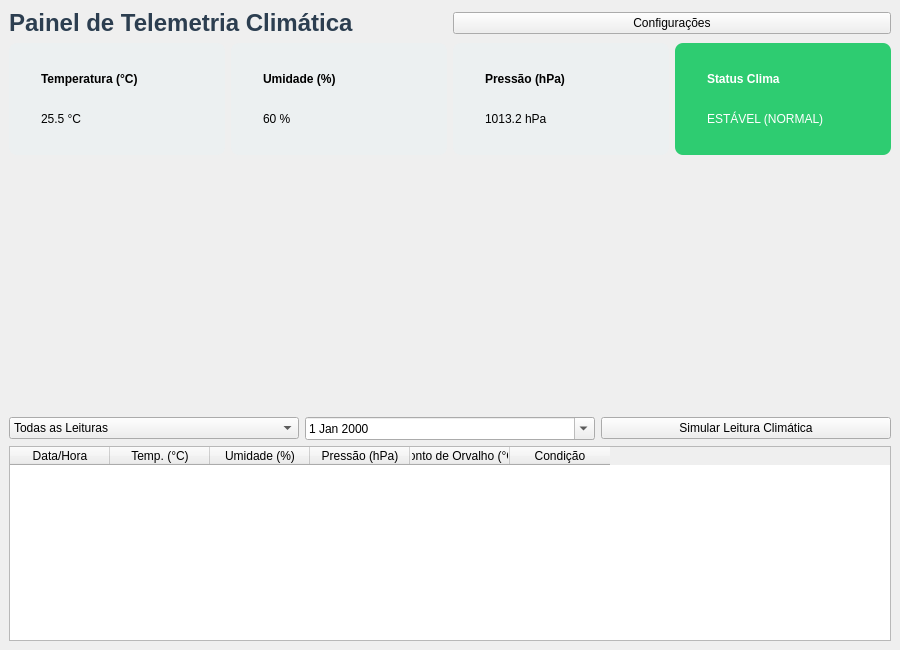
Before: the Qt Designer form ui/main_window.ui in Zyraxzz/SistemTemp, drawn with Qt 5.
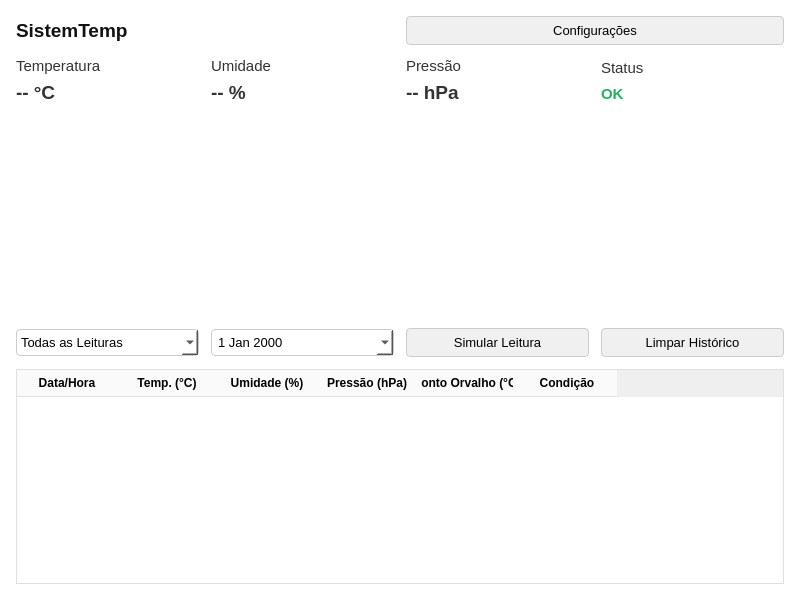
After: the same form once the commit is applied. Custom widgets are drawn as their Qt base class.

Commit message: fix: melhorias de interface (feitas pelo claude code)

Diff of the .ui file:
```diff
--- a/ui/main_window.ui
+++ b/ui/main_window.ui
@@ -3,96 +3,104 @@
  <class>MainWindow</class>
  <widget class="QMainWindow" name="MainWindow">
   <property name="geometry">
-   <rect><x>0</x><y>0</y><width>900</width><height>650</height></rect>
+   <rect><x>0</x><y>0</y><width>800</width><height>600</height></rect>
   </property>
   <property name="windowTitle">
-   <string>SistemTemp - Monitor Climático</string>
+   <string>SistemTemp</string>
+  </property>
+  <property name="styleSheet">
+   <string notr="true">
+    QMainWindow { background-color: #FFFFFF; }
+    QLabel { color: #333333; font-size: 11pt; }
+    QPushButton { background-color: #F0F0F0; border: 1px solid #CCCCCC; border-radius: 4px; padding: 6px 12px; font-size: 10pt; }
+    QPushButton:hover { background-color: #E5E5E5; }
+    QComboBox, QDateEdit { border: 1px solid #CCCCCC; border-radius: 4px; padding: 4px; font-size: 10pt; background: #FFFFFF; }
+    QTableWidget { border: 1px solid #E0E0E0; gridline-color: #F0F0F0; font-size: 10pt; background-color: #FFFFFF; }
+    QHeaderView::section { background-color: #FAFAFA; border: none; border-bottom: 1px solid #E0E0E0; font-weight: bold; padding: 4px; }
+   </string>
   </property>
   <widget class="QWidget" name="centralwidget">
    <layout class="QVBoxLayout" name="verticalLayout">
+    <property name="spacing"><number>12</number></property>
+    <property name="leftMargin"><number>16</number></property>
+    <property name="topMargin"><number>16</number></property>
+    <property name="rightMargin"><number>16</number></property>
+    <property name="bottomMargin"><number>16</number></property>
+
     <item>
      <layout class="QHBoxLayout" name="headerLayout">
       <item>
        <widget class="QLabel" name="lblTitulo">
         <property name="styleSheet">
-         <string notr="true">font-size: 18pt; font-weight: bold; color: #2C3E50;</string>
+         <string notr="true">font-size: 14pt; font-weight: bold; color: #111111;</string>
         </property>
-        <property name="text">
-         <string>Painel de Telemetria Climática</string>
-        </property>
+        <property name="text"><string>SistemTemp</string></property>
        </widget>
       </item>
       <item>
        <widget class="QPushButton" name="btnConfig">
-        <property name="text">
-         <string>Configurações</string>
-        </property>
+        <property name="text"><string>Configurações</string></property>
        </widget>
       </item>
      </layout>
     </item>
+
     <item>
      <layout class="QHBoxLayout" name="cardsLayout">
       <item>
        <widget class="QFrame" name="cardTemperatura">
-        <property name="styleSheet">
-         <string notr="true">background-color: #ECF0F1; border-radius: 8px; padding: 10px;</string>
-        </property>
         <layout class="QVBoxLayout" name="v1">
-         <item><widget class="QLabel" name="l1"><property name="text"><string>&lt;b&gt;Temperatura (°C)&lt;/b&gt;</string></property></widget></item>
-         <item><widget class="QLabel" name="lblTemperatura"><property name="text"><string>25.5 °C</string></property></widget></item>
+         <property name="margin"><number>0</number></property>
+         <item><widget class="QLabel" name="l1"><property name="text"><string>Temperatura</string></property></widget></item>
+         <item><widget class="QLabel" name="lblTemperatura"><property name="styleSheet"><string>font-size: 14pt; font-weight: bold;</string></property><property name="text"><string>-- °C</string></property></widget></item>
         </layout>
        </widget>
       </item>
       <item>
        <widget class="QFrame" name="cardUmidade">
-        <property name="styleSheet">
-         <string notr="true">background-color: #ECF0F1; border-radius: 8px; padding: 10px;</string>
-        </property>
         <layout class="QVBoxLayout" name="v2">
-         <item><widget class="QLabel" name="l2"><property name="text"><string>&lt;b&gt;Umidade (%)&lt;/b&gt;</string></property></widget></item>
-         <item><widget class="QLabel" name="lblUmidade"><property name="text"><string>60 %</string></property></widget></item>
+         <property name="margin"><number>0</number></property>
+         <item><widget class="QLabel" name="l2"><property name="text"><string>Umidade</string></property></widget></item>
+         <item><widget class="QLabel" name="lblUmidade"><property name="styleSheet"><string>font-size: 14pt; font-weight: bold;</string></property><property name="text"><string>-- %</string></property></widget></item>
         </layout>
        </widget>
       </item>
       <item>
        <widget class="QFrame" name="cardPressao">
-        <property name="styleSheet">
-         <string notr="true">background-color: #ECF0F1; border-radius: 8px; padding: 10px;</string>
-        </property>
         <layout class="QVBoxLayout" name="v3">
-         <item><widget class="QLabel" name="l3"><property name="text"><string>&lt;b&gt;Pressão (hPa)&lt;/b&gt;</string></property></widget></item>
-         <item><widget class="QLabel" name="lblPressao"><property name="text"><string>1013.2 hPa</string></property></widget></item>
+         <property name="margin"><number>0</number></property>
+         <item><widget class="QLabel" name="l3"><property name="text"><string>Pressão</string></property></widget></item>
+         <item><widget class="QLabel" name="lblPressao"><property name="styleSheet"><string>font-size: 14pt; font-weight: bold;</string></property><property name="text"><string>-- hPa</string></property></widget></item>
         </layout>
        </widget>
       </item>
       <item>
        <widget class="QFrame" name="cardAlerta">
-        <property name="styleSheet">
-         <string notr="true">background-color: #2ECC71; border-radius: 8px; padding: 10px; color: white;</string>
-        </property>
         <layout class="QVBoxLayout" name="v4">
-         <item><widget class="QLabel" name="l4"><property name="text"><string>&lt;b&gt;Status Clima&lt;/b&gt;</string></property></widget></item>
-         <item><widget class="QLabel" name="lblStatusAlerta"><property name="text"><string>ESTÁVEL (NORMAL)</string></property></widget></item>
+         <property name="margin"><number>0</number></property>
+         <item><widget class="QLabel" name="l4"><property name="text"><string>Status</string></property></widget></item>
+         <item><widget class="QLabel" name="lblStatusAlerta"><property name="styleSheet"><string>font-weight: bold; color: #27AE60;</string></property><property name="text"><string>OK</string></property></widget></item>
         </layout>
        </widget>
       </item>
      </layout>
     </item>
+
     <item>
      <widget class="PlotWidget" name="graphWidget" native="true">
       <property name="minimumSize">
-       <size><width>0</width><height>250</height></size>
+       <size><width>0</width><height>200</height></size>
       </property>
      </widget>
     </item>
+
     <item>
      <layout class="QHBoxLayout" name="filterLayout">
       <item>
        <widget class="QComboBox" name="cbFiltro">
         <item><property name="text"><string>Todas as Leituras</string></property></item>
-        <item><property name="text"><string>Alertas de Temp. Alta (&gt;30°C)</string></property></item>
-        <item><property name="text"><string>Alertas de Temp. Baixa (&lt;15°C)</string></property></item>
+        <item><property name="text"><string>Temp. Alta (&gt;30°C)</string></property></item>
+        <item><property name="text"><string>Temp. Baixa (&lt;15°C)</string></property></item>
        </widget>
       </item>
       <item>
@@ -102,18 +110,24 @@
       </item>
       <item>
        <widget class="QPushButton" name="btnRegistrar">
-        <property name="text"><string>Simular Leitura Climática</string></property>
+        <property name="text"><string>Simular Leitura</string></property>
+       </widget>
+      </item>
+      <item>
+       <widget class="QPushButton" name="btnLimparTudo">
+        <property name="text"><string>Limpar Histórico</string></property>
        </widget>
       </item>
      </layout>
     </item>
+
     <item>
      <widget class="QTableWidget" name="tableHistorico">
       <column><property name="text"><string>Data/Hora</string></property></column>
       <column><property name="text"><string>Temp. (°C)</string></property></column>
       <column><property name="text"><string>Umidade (%)</string></property></column>
       <column><property name="text"><string>Pressão (hPa)</string></property></column>
-      <column><property name="text"><string>Ponto de Orvalho (°C)</string></property></column>
+      <column><property name="text"><string>Ponto Orvalho (°C)</string></property></column>
       <column><property name="text"><string>Condição</string></property></column>
      </widget>
     </item>
```
The commit also changes 1 other file.
